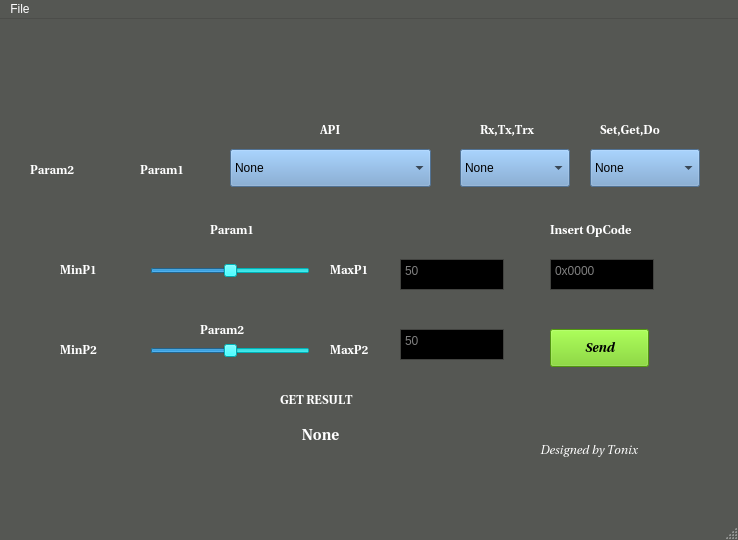
Before: the Qt Designer form GUITEST/Windows_GUI/Project/QT_cmake/Frameworkhelp.ui in Tonix22/NuandRFProyect, drawn with Qt 5.
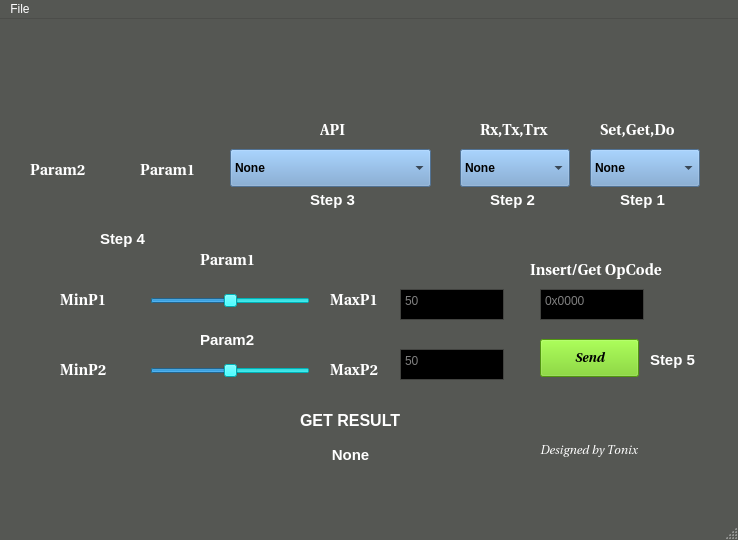
After: the same form once the commit is applied. Icons and pictures are not drawn.

What changed in the file:
```diff
--- a/GUITEST/Windows_GUI/Project/QT_cmake/Frameworkhelp.ui
+++ b/GUITEST/Windows_GUI/Project/QT_cmake/Frameworkhelp.ui
@@ -148,6 +148,15 @@
        </color>
       </brush>
      </colorrole>
+     <colorrole role="PlaceholderText">
+      <brush brushstyle="NoBrush">
+       <color alpha="128">
+        <red>255</red>
+        <green>255</green>
+        <blue>255</blue>
+       </color>
+      </brush>
+     </colorrole>
     </active>
     <inactive>
      <colorrole role="WindowText">
@@ -285,6 +294,15 @@
        </color>
       </brush>
      </colorrole>
+     <colorrole role="PlaceholderText">
+      <brush brushstyle="NoBrush">
+       <color alpha="128">
+        <red>255</red>
+        <green>255</green>
+        <blue>255</blue>
+       </color>
+      </brush>
+     </colorrole>
     </inactive>
     <disabled>
      <colorrole role="WindowText">
@@ -422,6 +440,15 @@
        </color>
       </brush>
      </colorrole>
+     <colorrole role="PlaceholderText">
+      <brush brushstyle="NoBrush">
+       <color alpha="128">
+        <red>255</red>
+        <green>255</green>
+        <blue>255</blue>
+       </color>
+      </brush>
+     </colorrole>
     </disabled>
    </palette>
   </property>
@@ -433,7 +460,7 @@
     <property name="geometry">
      <rect>
       <x>150</x>
-      <y>240</y>
+      <y>270</y>
       <width>160</width>
       <height>24</height>
      </rect>
@@ -576,6 +603,15 @@
          </color>
         </brush>
        </colorrole>
+       <colorrole role="PlaceholderText">
+        <brush brushstyle="NoBrush">
+         <color alpha="128">
+          <red>0</red>
+          <green>0</green>
+          <blue>0</blue>
+         </color>
+        </brush>
+       </colorrole>
       </active>
       <inactive>
        <colorrole role="WindowText">
@@ -713,6 +749,15 @@
          </color>
         </brush>
        </colorrole>
+       <colorrole role="PlaceholderText">
+        <brush brushstyle="NoBrush">
+         <color alpha="128">
+          <red>0</red>
+          <green>0</green>
+          <blue>0</blue>
+         </color>
+        </brush>
+       </colorrole>
       </inactive>
       <disabled>
        <colorrole role="WindowText">
@@ -850,6 +895,15 @@
          </color>
         </brush>
        </colorrole>
+       <colorrole role="PlaceholderText">
+        <brush brushstyle="NoBrush">
+         <color alpha="128">
+          <red>0</red>
+          <green>0</green>
+          <blue>0</blue>
+         </color>
+        </brush>
+       </colorrole>
       </disabled>
      </palette>
     </property>
@@ -1010,6 +1064,15 @@
          </color>
         </brush>
        </colorrole>
+       <colorrole role="PlaceholderText">
+        <brush brushstyle="NoBrush">
+         <color alpha="128">
+          <red>0</red>
+          <green>0</green>
+          <blue>0</blue>
+         </color>
+        </brush>
+       </colorrole>
       </active>
       <inactive>
        <colorrole role="WindowText">
@@ -1147,6 +1210,15 @@
          </color>
         </brush>
        </colorrole>
+       <colorrole role="PlaceholderText">
+        <brush brushstyle="NoBrush">
+         <color alpha="128">
+          <red>0</red>
+          <green>0</green>
+          <blue>0</blue>
+         </color>
+        </brush>
+       </colorrole>
       </inactive>
       <disabled>
        <colorrole role="WindowText">
@@ -1284,9 +1356,25 @@
          </color>
         </brush>
        </colorrole>
+       <colorrole role="PlaceholderText">
+        <brush brushstyle="NoBrush">
+         <color alpha="128">
+          <red>0</red>
+          <green>0</green>
+          <blue>0</blue>
+         </color>
+        </brush>
+       </colorrole>
       </disabled>
      </palette>
     </property>
+    <property name="font">
+     <font>
+      <pointsize>9</pointsize>
+      <weight>75</weight>
+      <bold>true</bold>
+     </font>
+    </property>
     <item>
      <property name="text">
       <string>None</string>
@@ -1320,6 +1408,7 @@
     <property name="font">
      <font>
       <family>Utopia</family>
+      <pointsize>11</pointsize>
       <weight>75</weight>
       <bold>true</bold>
      </font>
@@ -1475,6 +1564,15 @@
          </color>
         </brush>
        </colorrole>
+       <colorrole role="PlaceholderText">
+        <brush brushstyle="NoBrush">
+         <color alpha="128">
+          <red>0</red>
+          <green>0</green>
+          <blue>0</blue>
+         </color>
+        </brush>
+       </colorrole>
       </active>
       <inactive>
        <colorrole role="WindowText">
@@ -1612,6 +1710,15 @@
          </color>
         </brush>
        </colorrole>
+       <colorrole role="PlaceholderText">
+        <brush brushstyle="NoBrush">
+         <color alpha="128">
+          <red>0</red>
+          <green>0</green>
+          <blue>0</blue>
+         </color>
+        </brush>
+       </colorrole>
       </inactive>
       <disabled>
        <colorrole role="WindowText">
@@ -1749,9 +1856,25 @@
          </color>
         </brush>
        </colorrole>
+       <colorrole role="PlaceholderText">
+        <brush brushstyle="NoBrush">
+         <color alpha="128">
+          <red>0</red>
+          <green>0</green>
+          <blue>0</blue>
+         </color>
+        </brush>
+       </colorrole>
       </disabled>
      </palette>
     </property>
+    <property name="font">
+     <font>
+      <pointsize>9</pointsize>
+      <weight>75</weight>
+      <bold>true</bold>
+     </font>
+    </property>
     <item>
      <property name="text">
       <string>None</string>
@@ -1777,7 +1900,7 @@
     <property name="geometry">
      <rect>
       <x>150</x>
-      <y>320</y>
+      <y>340</y>
       <width>160</width>
       <height>24</height>
      </rect>
@@ -1920,6 +2043,15 @@
          </color>
         </brush>
        </colorrole>
+       <colorrole role="PlaceholderText">
+        <brush brushstyle="NoBrush">
+         <color alpha="128">
+          <red>0</red>
+          <green>0</green>
+          <blue>0</blue>
+         </color>
+        </brush>
+       </colorrole>
       </active>
       <inactive>
        <colorrole role="WindowText">
@@ -2057,6 +2189,15 @@
          </color>
         </brush>
        </colorrole>
+       <colorrole role="PlaceholderText">
+        <brush brushstyle="NoBrush">
+         <color alpha="128">
+          <red>0</red>
+          <green>0</green>
+          <blue>0</blue>
+         </color>
+        </brush>
+       </colorrole>
       </inactive>
       <disabled>
        <colorrole role="WindowText">
@@ -2194,6 +2335,15 @@
          </color>
         </brush>
        </colorrole>
+       <colorrole role="PlaceholderText">
+        <brush brushstyle="NoBrush">
+         <color alpha="128">
+          <red>0</red>
+          <green>0</green>
+          <blue>0</blue>
+         </color>
+        </brush>
+       </colorrole>
       </disabled>
      </palette>
     </property>
@@ -2207,8 +2357,8 @@
    <widget class="QLabel" name="param2_up_label">
     <property name="geometry">
      <rect>
-      <x>210</x>
-      <y>200</y>
+      <x>200</x>
+      <y>230</y>
       <width>68</width>
       <height>22</height>
      </rect>
@@ -2216,6 +2366,7 @@
     <property name="font">
      <font>
       <family>Utopia</family>
+      <pointsize>11</pointsize>
       <weight>75</weight>
       <bold>true</bold>
      </font>
@@ -2228,14 +2379,15 @@
     <property name="geometry">
      <rect>
       <x>200</x>
-      <y>300</y>
+      <y>310</y>
       <width>68</width>
       <height>22</height>
      </rect>
     </property>
     <property name="font">
      <font>
-      <family>Utopia</family>
+      <family>MS Shell Dlg 2</family>
+      <pointsize>11</pointsize>
       <weight>75</weight>
       <bold>true</bold>
      </font>
@@ -2249,13 +2401,14 @@
      <rect>
       <x>480</x>
       <y>100</y>
-      <width>68</width>
+      <width>91</width>
       <height>22</height>
      </rect>
     </property>
     <property name="font">
      <font>
       <family>Utopia</family>
+      <pointsize>11</pointsize>
       <weight>75</weight>
       <bold>true</bold>
      </font>
@@ -2269,13 +2422,14 @@
      <rect>
       <x>140</x>
       <y>140</y>
-      <width>68</width>
+      <width>81</width>
       <height>22</height>
      </rect>
     </property>
     <property name="font">
      <font>
       <family>Utopia</family>
+      <pointsize>11</pointsize>
       <weight>75</weight>
       <bold>true</bold>
      </font>
@@ -2289,13 +2443,14 @@
      <rect>
       <x>30</x>
       <y>140</y>
-      <width>68</width>
+      <width>91</width>
       <height>22</height>
      </rect>
     </property>
     <property name="font">
      <font>
       <family>Utopia</family>
+      <pointsize>11</pointsize>
       <weight>75</weight>
       <bold>true</bold>
      </font>
@@ -2307,12 +2462,18 @@
    <widget class="QPushButton" name="SendData">
     <property name="geometry">
      <rect>
-      <x>550</x>
-      <y>310</y>
+      <x>540</x>
+      <y>320</y>
       <width>99</width>
       <height>38</height>
      </rect>
     </property>
+    <property name="sizePolicy">
+     <sizepolicy hsizetype="Preferred" vsizetype="Preferred">
+      <horstretch>0</horstretch>
+      <verstretch>0</verstretch>
+     </sizepolicy>
+    </property>
     <property name="palette">
      <palette>
       <active>
@@ -2451,6 +2612,15 @@
          </color>
         </brush>
        </colorrole>
+       <colorrole role="PlaceholderText">
+        <brush brushstyle="NoBrush">
+         <color alpha="128">
+          <red>0</red>
+          <green>0</green>
+          <blue>0</blue>
+         </color>
+        </brush>
+       </colorrole>
       </active>
       <inactive>
        <colorrole role="WindowText">
@@ -2588,6 +2758,15 @@
          </color>
         </brush>
        </colorrole>
+       <colorrole role="PlaceholderText">
+        <brush brushstyle="NoBrush">
+         <color alpha="128">
+          <red>0</red>
+          <green>0</green>
+          <blue>0</blue>
+         </color>
+        </brush>
+       </colorrole>
       </inactive>
       <disabled>
        <colorrole role="WindowText">
@@ -2725,6 +2904,15 @@
          </color>
         </brush>
        </colorrole>
+       <colorrole role="PlaceholderText">
+        <brush brushstyle="NoBrush">
+         <color alpha="128">
+          <red>0</red>
+          <green>0</green>
+          <blue>0</blue>
+         </color>
+        </brush>
+       </colorrole>
       </disabled>
      </palette>
     </property>
@@ -2745,9 +2933,9 @@
     <property name="geometry">
      <rect>
       <x>270</x>
-      <y>10</y>
-      <width>141</width>
-      <height>81</height>
+      <y>0</y>
+      <width>171</width>
+      <height>91</height>
      </rect>
     </property>
     <property name="contextMenuPolicy">
@@ -2767,11 +2955,18 @@
     <property name="geometry">
      <rect>
       <x>220</x>
-      <y>260</y>
+      <y>290</y>
       <width>68</width>
       <height>22</height>
      </rect>
     </property>
+    <property name="font">
+     <font>
+      <pointsize>11</pointsize>
+      <weight>75</weight>
+      <bold>true</bold>
+     </font>
+    </property>
     <property name="text">
      <string/>
     </property>
@@ -2780,11 +2975,18 @@
     <property name="geometry">
      <rect>
       <x>210</x>
-      <y>340</y>
+      <y>360</y>
       <width>68</width>
       <height>22</height>
      </rect>
     </property>
+    <property name="font">
+     <font>
+      <pointsize>11</pointsize>
+      <weight>75</weight>
+      <bold>true</bold>
+     </font>
+    </property>
     <property name="text">
      <string/>
     </property>
@@ -2793,7 +2995,7 @@
     <property name="geometry">
      <rect>
       <x>330</x>
-      <y>240</y>
+      <y>270</y>
       <width>68</width>
       <height>22</height>
      </rect>
@@ -2801,6 +3003,7 @@
     <property name="font">
      <font>
       <family>Utopia</family>
+      <pointsize>11</pointsize>
       <weight>75</weight>
       <bold>true</bold>
      </font>
@@ -2813,7 +3016,7 @@
     <property name="geometry">
      <rect>
       <x>60</x>
-      <y>240</y>
+      <y>270</y>
       <width>68</width>
       <height>22</height>
      </rect>
@@ -2821,6 +3024,7 @@
     <property name="font">
      <font>
       <family>Utopia</family>
+      <pointsize>11</pointsize>
       <weight>75</weight>
       <bold>true</bold>
      </font>
@@ -2833,7 +3037,7 @@
     <property name="geometry">
      <rect>
       <x>330</x>
-      <y>320</y>
+      <y>340</y>
       <width>68</width>
       <height>22</height>
      </rect>
@@ -2841,6 +3045,7 @@
     <property name="font">
      <font>
       <family>Utopia</family>
+      <pointsize>11</pointsize>
       <weight>75</weight>
       <bold>true</bold>
      </font>
@@ -2853,7 +3058,7 @@
     <property name="geometry">
      <rect>
       <x>60</x>
-      <y>320</y>
+      <y>340</y>
       <width>68</width>
       <height>22</height>
      </rect>
@@ -2861,6 +3066,7 @@
     <property name="font">
      <font>
       <family>Utopia</family>
+      <pointsize>11</pointsize>
       <weight>75</weight>
       <bold>true</bold>
      </font>
@@ -3016,6 +3222,15 @@
          </color>
         </brush>
        </colorrole>
+       <colorrole role="PlaceholderText">
+        <brush brushstyle="NoBrush">
+         <color alpha="128">
+          <red>0</red>
+          <green>0</green>
+          <blue>0</blue>
+         </color>
+        </brush>
+       </colorrole>
       </active>
       <inactive>
        <colorrole role="WindowText">
@@ -3153,6 +3368,15 @@
          </color>
         </brush>
        </colorrole>
+       <colorrole role="PlaceholderText">
+        <brush brushstyle="NoBrush">
+         <color alpha="128">
+          <red>0</red>
+          <green>0</green>
+          <blue>0</blue>
+         </color>
+        </brush>
+       </colorrole>
       </inactive>
       <disabled>
        <colorrole role="WindowText">
@@ -3290,9 +3514,25 @@
          </color>
         </brush>
        </colorrole>
+       <colorrole role="PlaceholderText">
+        <brush brushstyle="NoBrush">
+         <color alpha="128">
+          <red>0</red>
+          <green>0</green>
+          <blue>0</blue>
+         </color>
+        </brush>
+       </colorrole>
       </disabled>
      </palette>
     </property>
+    <property name="font">
+     <font>
+      <pointsize>9</pointsize>
+      <weight>75</weight>
+      <bold>true</bold>
+     </font>
+    </property>
     <item>
      <property name="text">
       <string>None</string>
@@ -3311,6 +3551,7 @@
     <property name="font">
      <font>
       <family>Utopia</family>
+      <pointsize>11</pointsize>
       <weight>75</weight>
       <bold>true</bold>
      </font>
@@ -3342,7 +3583,7 @@
     <property name="geometry">
      <rect>
       <x>400</x>
-      <y>240</y>
+      <y>270</y>
       <width>104</width>
       <height>31</height>
      </rect>
@@ -3355,7 +3596,7 @@
     <property name="geometry">
      <rect>
       <x>400</x>
-      <y>310</y>
+      <y>330</y>
       <width>104</width>
       <height>31</height>
      </rect>
@@ -3367,28 +3608,29 @@
    <widget class="QLabel" name="Insert_Opcode_label">
     <property name="geometry">
      <rect>
-      <x>550</x>
-      <y>200</y>
-      <width>121</width>
+      <x>530</x>
+      <y>240</y>
+      <width>151</width>
       <height>22</height>
      </rect>
     </property>
     <property name="font">
      <font>
       <family>Utopia</family>
+      <pointsize>11</pointsize>
       <weight>75</weight>
       <bold>true</bold>
      </font>
     </property>
     <property name="text">
-     <string>Insert OpCode</string>
+     <string>Insert/Get OpCode</string>
     </property>
    </widget>
    <widget class="QPlainTextEdit" name="Opcode_input_text">
     <property name="geometry">
      <rect>
-      <x>550</x>
-      <y>240</y>
+      <x>540</x>
+      <y>270</y>
       <width>104</width>
       <height>31</height>
      </rect>
@@ -3400,15 +3642,16 @@
    <widget class="QLabel" name="Get_result_label">
     <property name="geometry">
      <rect>
-      <x>280</x>
-      <y>370</y>
+      <x>300</x>
+      <y>390</y>
       <width>101</width>
       <height>22</height>
      </rect>
     </property>
     <property name="font">
      <font>
-      <family>Utopia</family>
+      <family>MS Shell Dlg 2</family>
+      <pointsize>12</pointsize>
       <weight>75</weight>
       <bold>true</bold>
      </font>
@@ -3420,15 +3663,15 @@
    <widget class="QLabel" name="Show_get_result">
     <property name="geometry">
      <rect>
-      <x>200</x>
-      <y>390</y>
+      <x>230</x>
+      <y>410</y>
       <width>241</width>
       <height>51</height>
      </rect>
     </property>
     <property name="font">
      <font>
-      <family>Utopia</family>
+      <family>MS Shell Dlg 2</family>
       <pointsize>11</pointsize>
       <weight>75</weight>
       <bold>true</bold>
@@ -3441,6 +3684,106 @@
      <set>Qt::AlignCenter</set>
     </property>
    </widget>
+   <widget class="QLabel" name="step1">
+    <property name="geometry">
+     <rect>
+      <x>620</x>
+      <y>170</y>
+      <width>61</width>
+      <height>21</height>
+     </rect>
+    </property>
+    <property name="font">
+     <font>
+      <pointsize>11</pointsize>
+      <weight>75</weight>
+      <bold>true</bold>
+     </font>
+    </property>
+    <property name="text">
+     <string>Step 1</string>
+    </property>
+   </widget>
+   <widget class="QLabel" name="step2">
+    <property name="geometry">
+     <rect>
+      <x>490</x>
+      <y>170</y>
+      <width>47</width>
+      <height>21</height>
+     </rect>
+    </property>
+    <property name="font">
+     <font>
+      <pointsize>11</pointsize>
+      <weight>75</weight>
+      <bold>true</bold>
+     </font>
+    </property>
+    <property name="text">
+     <string>Step 2</string>
+    </property>
+   </widget>
+   <widget class="QLabel" name="step3">
+    <property name="geometry">
+     <rect>
+      <x>310</x>
+      <y>170</y>
+      <width>51</width>
+      <height>21</height>
+     </rect>
+    </property>
+    <property name="font">
+     <font>
+      <pointsize>11</pointsize>
+      <weight>75</weight>
+      <bold>true</bold>
+     </font>
+    </property>
+    <property name="text">
+     <string>Step 3</string>
+    </property>
+   </widget>
+   <widget class="QLabel" name="step4">
+    <property name="geometry">
+     <rect>
+      <x>100</x>
+      <y>210</y>
+      <width>47</width>
+      <height>20</height>
+     </rect>
+    </property>
+    <property name="font">
+     <font>
+      <pointsize>11</pointsize>
+      <weight>75</weight>
+      <bold>true</bold>
+     </font>
+    </property>
+    <property name="text">
+     <string>Step 4</string>
+    </property>
+   </widget>
+   <widget class="QLabel" name="step5">
+    <property name="geometry">
+     <rect>
+      <x>650</x>
+      <y>330</y>
+      <width>51</width>
+      <height>21</height>
+     </rect>
+    </property>
+    <property name="font">
+     <font>
+      <pointsize>11</pointsize>
+      <weight>75</weight>
+      <bold>true</bold>
+     </font>
+    </property>
+    <property name="text">
+     <string>Step 5</string>
+    </property>
+   </widget>
   </widget>
   <widget class="QMenuBar" name="menubar">
    <property name="geometry">
```
Left out of the diff: 3 changed lines with no effect on the pictures.
